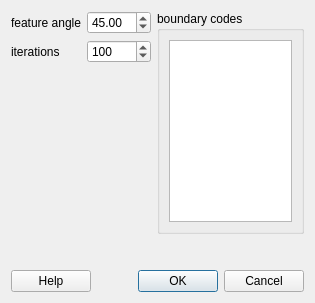
Qt form guismoothsurface.ui (enGits/engrid) before a commit.
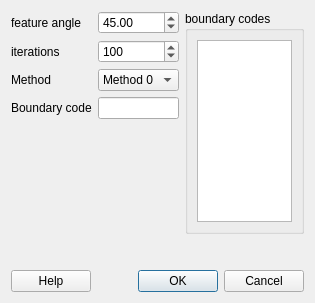
The same form after that commit. Icons and pictures are not drawn.

```diff
--- a/guismoothsurface.ui
+++ b/guismoothsurface.ui
@@ -44,7 +44,7 @@
          </property>
         </widget>
        </item>
-       <item row="2" column="0" >
+       <item row="4" column="0" >
         <spacer>
          <property name="orientation" >
           <enum>Qt::Vertical</enum>
@@ -70,6 +70,57 @@
          </property>
         </widget>
        </item>
+       <item row="2" column="1" >
+        <widget class="QComboBox" name="SmoothMethod" >
+         <item>
+          <property name="text" >
+           <string>Method 0</string>
+          </property>
+         </item>
+         <item>
+          <property name="text" >
+           <string>Method 1</string>
+          </property>
+         </item>
+         <item>
+          <property name="text" >
+           <string>Method 2</string>
+          </property>
+         </item>
+         <item>
+          <property name="text" >
+           <string>Method 3</string>
+          </property>
+         </item>
+         <item>
+          <property name="text" >
+           <string>Method 4</string>
+          </property>
+         </item>
+         <item>
+          <property name="text" >
+           <string>Method 5</string>
+          </property>
+         </item>
+        </widget>
+       </item>
+       <item row="2" column="0" >
+        <widget class="QLabel" name="label_3" >
+         <property name="text" >
+          <string>Method</string>
+         </property>
+        </widget>
+       </item>
+       <item row="3" column="0" >
+        <widget class="QLabel" name="label_4" >
+         <property name="text" >
+          <string>Boundary code</string>
+         </property>
+        </widget>
+       </item>
+       <item row="3" column="1" >
+        <widget class="QLineEdit" name="lineEdit_BoundaryCode" />
+       </item>
       </layout>
      </item>
      <item>
```
Left out of the diff: 11 changed lines with no effect on the pictures.
